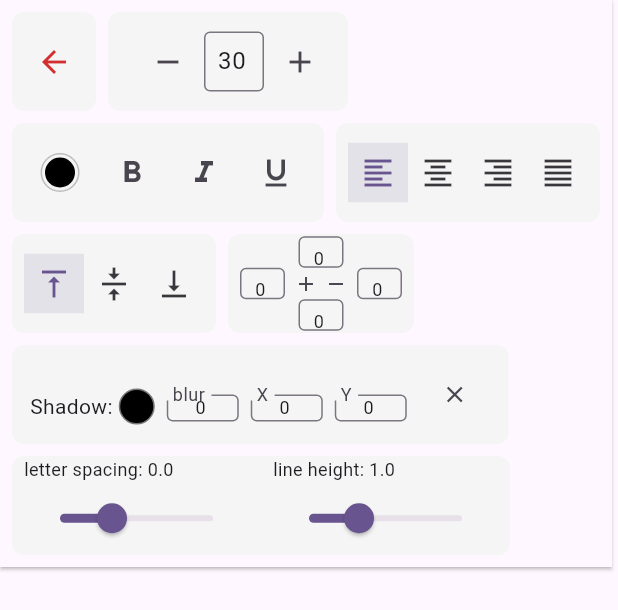
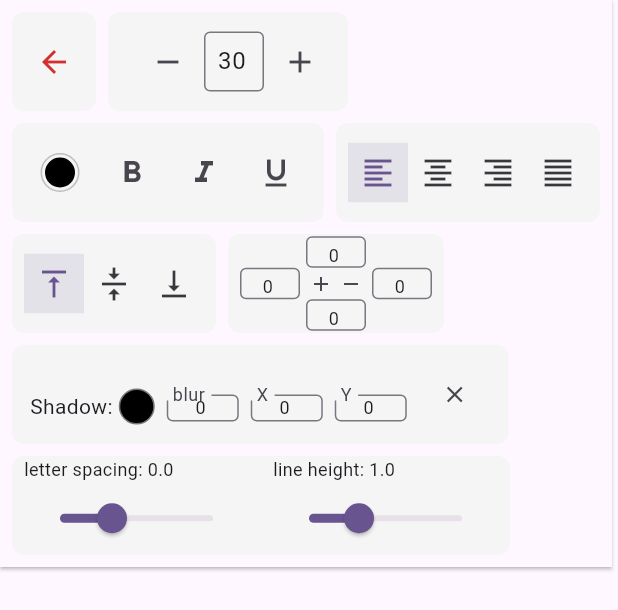
Before and after one commit to cretaDomain/rich_text_editor, a Flutter app: the Toolbar widget shown alone on an empty page, opened directly with empty values, on a phone screen of 412 x 824 dp. Shown: the top 610 px of the screen. Run offline on Flutter 3.47's test engine with Material 3 defaults, Android fonts, the phone set to English and light mode, and no system bars; our stand-ins replace flutter_colorpicker.

Commit message:
padding textField

```diff
--- a/lib/src/widgets/toolbar.dart
+++ b/lib/src/widgets/toolbar.dart
@@ -505,7 +505,7 @@ class _ToolbarState extends State<Toolbar> {
 
   Widget _buildTextField(double value, ValueChanged<double> onFieldChanged) {
     return SizedBox(
-      width: 30,
+      width: 40,
       height: 21,
       child: TextFormField(
         controller: TextEditingController(text: value.toInt().toString()),
@@ -514,7 +514,7 @@ class _ToolbarState extends State<Toolbar> {
         decoration: const InputDecoration(
           isDense: true,
           border: OutlineInputBorder(),
-          contentPadding: EdgeInsets.symmetric(horizontal: 4, vertical: 8),
+          contentPadding: EdgeInsets.symmetric(horizontal: 2, vertical: 4),
         ),
         keyboardType: TextInputType.number,
         inputFormatters: [FilteringTextInputFormatter.digitsOnly],
```
